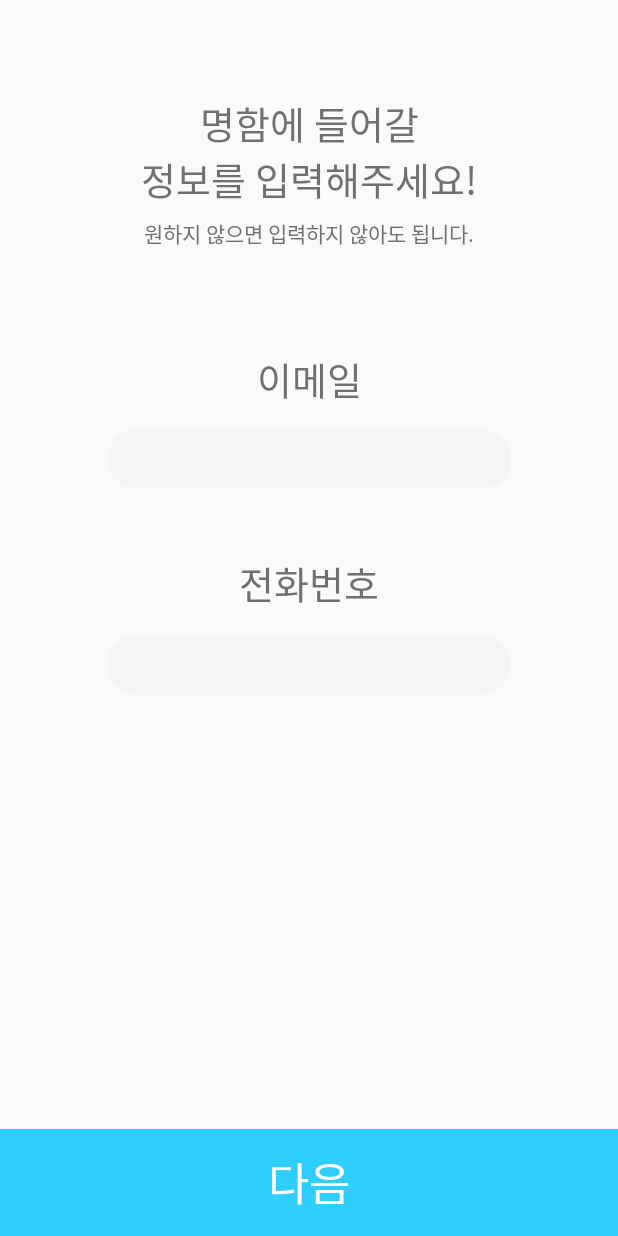
After one commit to HyeranShin/Daon_Android, an Android app: the EmailPhoneInputActivity screen opened directly, with no data from a screen before it, on a phone screen of 412 x 824 dp. The commit adds this screen. Run offline under Robolectric (Android 15) with nearby library versions, the phone set to English and light mode, and no system bars.

Commit message:
초반 플로우, 뷰 추가/변경 사항 적용

```diff
--- /dev/null
+++ b/app/src/main/java/com/example/daon/EmailPhoneInputActivity.kt
@@ -0,0 +1,25 @@
+package com.example.daon
+
+import androidx.appcompat.app.AppCompatActivity
+import android.os.Bundle
+import com.example.daon.controller.SharedPreferenceController
+import kotlinx.android.synthetic.main.activity_email_phone_input.*
+import org.jetbrains.anko.startActivity
+
+class EmailPhoneInputActivity : AppCompatActivity() {
+
+    override fun onCreate(savedInstanceState: Bundle?) {
+        super.onCreate(savedInstanceState)
+        setContentView(R.layout.activity_email_phone_input)
+
+        setOnClickListener()
+    }
+
+    private fun setOnClickListener() {
+        tv_next_email_phone_input.setOnClickListener {
+            SharedPreferenceController.setEmail(this, et_email_email_phone_input.text.toString())
+            SharedPreferenceController.setPhone(this, et_phone_email_phone_input.text.toString())
+            startActivity<PickUpLocActivity>()
+        }
+    }
+}
--- a/app/src/main/java/com/example/daon/FirstStartActivity.kt
+++ b/app/src/main/java/com/example/daon/FirstStartActivity.kt
@@ -16,7 +16,10 @@ class FirstStartActivity : AppCompatActivity() {
 
     private fun setOnClickListener() {
         btn_name_rcmd_first_start.setOnClickListener {
-            startActivity<InfoEnterActivity>()
+            startActivity<GenderBirthInputActivity>()
+        }
+        btn_already_have_first_start.setOnClickListener {
+            startActivity<NameInputActivity>()
         }
     }
 }
--- a/app/src/main/java/com/example/daon/InfoEnterActivity.kt
+++ b/app/src/main/java/com/example/daon/GenderBirthInputActivity.kt
@@ -6,14 +6,14 @@ import android.os.Bundle
 import android.text.Editable
 import android.text.TextWatcher
 import android.widget.TextView
-import kotlinx.android.synthetic.main.activity_info_enter.*
+import kotlinx.android.synthetic.main.activity_gender_birth_input.*
 import org.jetbrains.anko.startActivity
 
-class InfoEnterActivity : AppCompatActivity() {
+class GenderBirthInputActivity : AppCompatActivity() {
 
     override fun onCreate(savedInstanceState: Bundle?) {
         super.onCreate(savedInstanceState)
-        setContentView(R.layout.activity_info_enter)
+        setContentView(R.layout.activity_gender_birth_input)
 
         setOnClickListener()
 
--- a/app/src/main/java/com/example/daon/PickUpLocActivity.kt
+++ b/app/src/main/java/com/example/daon/PickUpLocActivity.kt
@@ -52,7 +52,7 @@ class PickUpLocActivity : AppCompatActivity() {
 
         tv_complete_pick_up_loc.setOnClickListener {
             SharedPreferenceController.setLocation(this, areaFlag)
-            startActivity<RecipientInfoActivity>()
+            startActivity<RecipientInputActivity>()
         }
     }
 
--- /dev/null
+++ b/app/src/main/res/layout/activity_email_phone_input.xml
@@ -0,0 +1,78 @@
+<?xml version="1.0" encoding="utf-8"?>
+<androidx.constraintlayout.widget.ConstraintLayout
+        xmlns:android="http://schemas.android.com/apk/res/android"
+        xmlns:tools="http://schemas.android.com/tools"
+        xmlns:app="http://schemas.android.com/apk/res-auto"
+        android:layout_width="match_parent"
+        android:layout_height="match_parent"
+        tools:context=".EmailPhoneInputActivity">
+
+    <EditText
+            android:includeFontPadding="false"
+            android:gravity="center"
+            android:background="@drawable/round_20_light_gray" android:textAlignment="center"
+            android:fontFamily="@font/notosanscjkkr_medium" android:textSize="17sp"
+            android:layout_width="269dp"
+            android:textColor="@color/darkGray"
+            android:layout_height="40dp"
+            android:inputType="phone"
+            android:ems="10"
+            android:id="@+id/et_phone_email_phone_input"
+            app:layout_constraintTop_toBottomOf="@+id/tv_phone_email_phone_input" android:layout_marginTop="16dp"
+            app:layout_constraintStart_toStartOf="parent" app:layout_constraintEnd_toEndOf="parent"/>
+    <EditText
+            android:includeFontPadding="false"
+            android:gravity="center"
+            android:background="@drawable/round_20_light_gray" android:textAlignment="center"
+            android:fontFamily="@font/notosanscjkkr_medium" android:textSize="17sp"
+            android:layout_width="269dp"
+            android:layout_height="40dp"
+            android:textColor="@color/darkGray"
+            android:inputType="textEmailAddress"
+            android:ems="10"
+            android:id="@+id/et_email_email_phone_input"
+            app:layout_constraintTop_toBottomOf="@+id/tv_email_email_phone_input" android:layout_marginTop="16dp"
+            app:layout_constraintStart_toStartOf="parent" app:layout_constraintEnd_toEndOf="parent"/>
+    <TextView
+            android:text="@string/tv_email_email_phone_input"
+            android:layout_width="wrap_content"
+            android:layout_height="36dp" android:id="@+id/tv_email_email_phone_input"
+            android:includeFontPadding="false" android:fontFamily="@font/notosanscjkkr_medium" android:textSize="25sp"
+            android:textColor="@color/fontGray"
+            app:layout_constraintTop_toBottomOf="@+id/tv_small_guide_email_phone_input"
+            android:layout_marginTop="68dp" app:layout_constraintEnd_toEndOf="parent"
+            app:layout_constraintStart_toStartOf="parent"/>
+    <TextView
+            android:text="@string/tv_phone_email_phone_input"
+            android:includeFontPadding="false" android:fontFamily="@font/notosanscjkkr_medium" android:textSize="25sp"
+            android:textColor="@color/fontGray"
+            android:layout_width="wrap_content"
+            android:layout_height="wrap_content" android:id="@+id/tv_phone_email_phone_input"
+            app:layout_constraintTop_toBottomOf="@+id/et_email_email_phone_input" android:layout_marginTop="44dp"
+            app:layout_constraintStart_toStartOf="parent" app:layout_constraintEnd_toEndOf="parent"/>
+    <TextView
+            android:text="@string/tv_small_guide_email_phone_input"
+            android:layout_width="wrap_content"
+            android:layout_height="wrap_content" android:id="@+id/tv_small_guide_email_phone_input"
+            app:layout_constraintTop_toBottomOf="@+id/tv_big_guide_email_phone_input" android:layout_marginTop="7dp"
+            app:layout_constraintEnd_toEndOf="parent" app:layout_constraintStart_toStartOf="parent"
+            android:includeFontPadding="false" android:textColor="@color/fontGray"
+            android:fontFamily="@font/notosanscjkkr_regular"/>
+    <TextView
+            android:text="@string/tv_big_guide_email_phone_input"
+            android:layout_width="wrap_content"
+            android:layout_height="wrap_content" android:id="@+id/tv_big_guide_email_phone_input"
+            android:includeFontPadding="false" android:fontFamily="@font/notosanscjkkr_bold" android:textSize="25sp"
+            android:textColor="@color/fontGray" android:textAlignment="center"
+            app:layout_constraintTop_toTopOf="parent" android:layout_marginTop="63dp"
+            app:layout_constraintEnd_toEndOf="parent" app:layout_constraintStart_toStartOf="parent"/>
+    <Button
+            android:text="@string/tv_next_email_phone_input"
+            android:layout_width="match_parent"
+            android:layout_height="71dp"
+            android:textAllCaps="false"
+            tools:layout_editor_absoluteX="0dp" android:id="@+id/tv_next_email_phone_input"
+            android:background="@color/mainColor" android:textColor="#FFFFFF" android:textSize="30sp"
+            android:fontFamily="@font/notosanscjkkr_regular"
+            app:layout_constraintBottom_toBottomOf="parent" android:includeFontPadding="false"/>
+</androidx.constraintlayout.widget.ConstraintLayout>
--- a/app/src/main/res/layout/activity_info_enter.xml
+++ b/app/src/main/res/layout/activity_gender_birth_input.xml
@@ -6,7 +6,7 @@
         android:layout_width="match_parent"
         android:layout_height="match_parent"
         android:background="#FFFFFF"
-        tools:context=".InfoEnterActivity">
+        tools:context=".GenderBirthInputActivity">
 
     <TextView
             android:text="@string/tv_guide_info_enter"
--- a/app/src/main/res/layout/activity_recipient_info.xml
+++ b/app/src/main/res/layout/activity_recipient_input.xml
@@ -6,7 +6,7 @@
         android:layout_width="match_parent"
         android:layout_height="match_parent"
         android:background="#FFFFFF"
-        tools:context=".RecipientInfoActivity">
+        tools:context=".RecipientInputActivity">
 
     <TextView
             android:text="@string/tv_big_guide_recipient_info"
@@ -54,7 +54,7 @@
                     android:layout_height="wrap_content"
                     android:inputType="textMultiLine|textNoSuggestions"
                     android:ems="10"
-                    android:id="@+id/et_name_recipient_info"
+                    android:id="@+id/et_name_recipient_input"
                     app:layout_constraintTop_toTopOf="parent"
                     android:includeFontPadding="false"
                     android:gravity="center"
--- a/app/src/main/res/values/strings.xml
+++ b/app/src/main/res/values/strings.xml
@@ -1,11 +1,17 @@
 <resources>
     <string name="app_name" translatable="false">다온(Daon)</string>
 
-    <!--    First Start Activity    -->
+    <!--    First Start Activity        -->
     <string name="btn_name_rcmd_first_start">이름 추천</string>
+    <string name="btn_already_have_first_start">이미 있어요</string>
     <string name="tv_guide_first_start">아직 \n한글이름이 \n없네요.</string>
 
-    <!--    Info Enter Activity     -->
+    <!--    Name Input Activity         -->
+    <string name="tv_guide_name_input">바로 명함을\n만들어드릴게요!</string>
+    <string name="tv_name_name_input">이름</string>
+    <string name="tv_next_name_input">다음</string>
+
+    <!--    Gender Birth Input Activity -->
     <string name="tv_guide_info_enter">어울리는 이름을\n추천해 드릴게요!</string>
     <string name="btn_next_info_enter">다음</string>
     <string name="tv_gender_info_enter">성별</string>
@@ -15,13 +21,20 @@
     <string name="tv_month_info_enter">월</string>
     <string name="tv_day_info_enter">일</string>
 
-    <!--    After Order Activity    -->
+    <!--    Email Phone Input Activity  -->
+    <string name="tv_big_guide_email_phone_input">명함에 들어갈\n정보를 입력해주세요!</string>
+    <string name="tv_small_guide_email_phone_input">원하지 않으면 입력하지 않아도 됩니다.</string>
+    <string name="tv_email_email_phone_input">이메일</string>
+    <string name="tv_phone_email_phone_input">전화번호</string>
+    <string name="tv_next_email_phone_input">다음</string>
+
+    <!--    After Order Activity        -->
     <string name="tv_big_guide_after_order">김가온님의 \n명함을 \n제작하고 있어요.</string>
     <string name="tv_small_guide_after_order">조금만 기다려 주세요 :)</string>
     <string name="btn_view_card_after_order">내 명함 보기</string>
     <string name="btn_map_after_order">수령 장소 안내</string>
 
-    <!--    Name Rcmd Activity      -->
+    <!--    Name Rcmd Activity          -->
     <string name="tv_big_guide_name_rcmd">이름 추천</string>
     <string name="tv_small_guide_name_rcmd">: 순 우리말 이름입니다.</string>
     <string name="btn_selected_name_rcmd">선택 완료</string>
@@ -31,7 +44,7 @@
     <string name="btn_yes_name_rcmd">예</string>
     <string name="btn_no_name_rcmd">아니요</string>
 
-    <!--    Recipient Info Activity -->
+    <!--    Recipient Input Activity    -->
     <string name="tv_big_guide_recipient_info">수령인 정보</string>
     <string name="tv_small_guide_recipient_info">: 명함 수령인의\n정보를 알려주세요.</string>
     <string name="tv_name_recipient_info">이름</string>
@@ -39,7 +52,7 @@
     <string name="tv_4digits_recipient_info">(4자리)</string>
     <string name="tv_complete_recipient_info">입력 완료</string>
 
-    <!--    Pick Up Loc Activity    -->
+    <!--    Pick Up Loc Activity        -->
     <string name="tv_big_guide_pick_up_loc">수령 장소</string>
     <string name="tv_small_guide_pick_up_loc">: 명함 수령 장소를\n선택해주세요.</string>
     <string name="tv_complete_pick_up_loc">선택 완료</string>
```
Also changed, not shown: app/src/main/AndroidManifest.xml (+6 -2 lines), app/src/main/java/com/example/daon/NameInputActivity.kt (added, +55 -0 lines), app/src/main/java/com/example/daon/RecipientInputActivity.kt (renamed from app/src/main/java/com/example/daon/RecipientInfoActivity.kt, +9 -9 lines), app/src/main/java/com/example/daon/controller/SharedPreferenceController.kt (+34 -0 lines), app/src/main/res/layout/activity_first_start.xml (+10 -1 lines), app/src/main/res/layout/activity_name_input.xml (added, +61 -0 lines), 1 other file.
